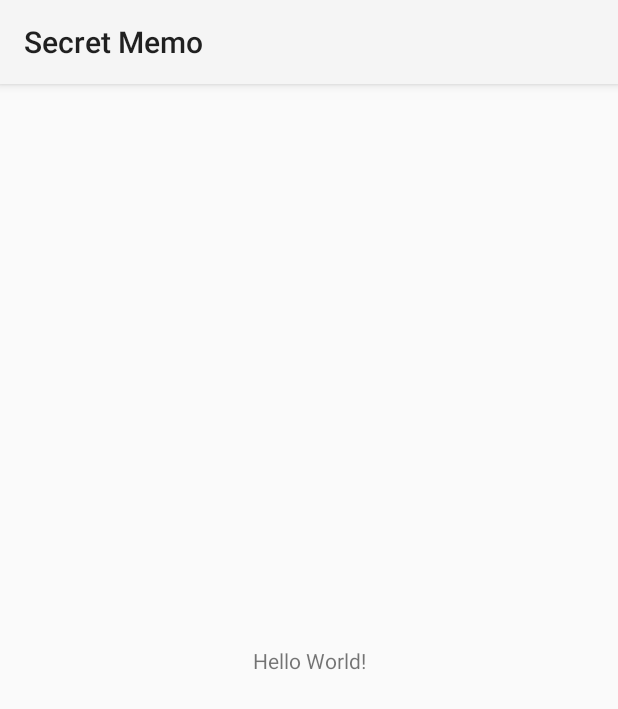
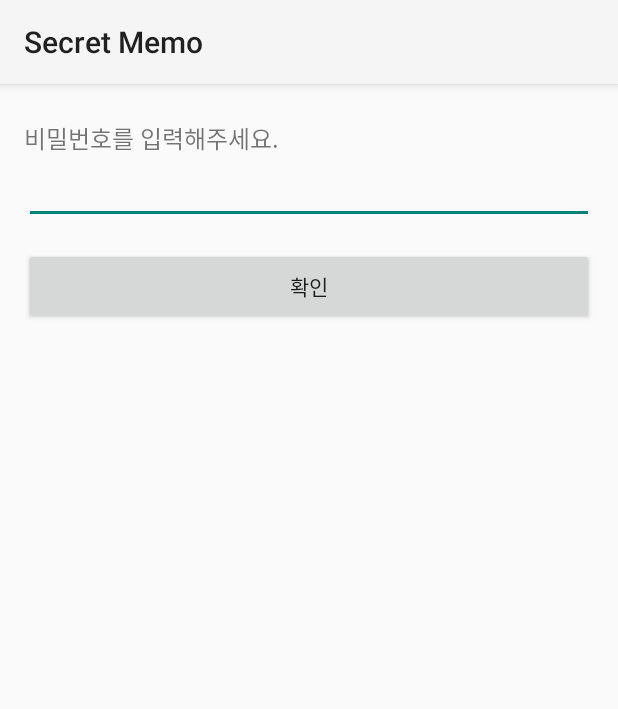
Before and after one commit to joseph-106/Secret_Memo_App, an Android app: the screen it shows after launch (MainActivity), on a phone screen of 412 x 824 dp. Shown: the top 709 px of the screen. Run offline under Robolectric (Android 15) with nearby library versions, the phone set to English and light mode, and no system bars.

Commit message:
비밀번호 입력 화면 레이아웃 구성

```diff
--- a/app/src/main/res/layout/activity_main.xml
+++ b/app/src/main/res/layout/activity_main.xml
@@ -7,12 +7,46 @@
     tools:context=".MainActivity">
 
     <TextView
+        android:id="@+id/textView"
         android:layout_width="wrap_content"
         android:layout_height="wrap_content"
-        android:text="Hello World!"
+        android:layout_marginStart="16dp"
+        android:layout_marginTop="24dp"
+        android:text="비밀번호를 입력해주세요."
+        android:textSize="16sp"
         app:layout_constraintBottom_toBottomOf="parent"
+        app:layout_constraintEnd_toEndOf="parent"
+        app:layout_constraintHorizontal_bias="0.0"
         app:layout_constraintLeft_toLeftOf="parent"
         app:layout_constraintRight_toRightOf="parent"
-        app:layout_constraintTop_toTopOf="parent" />
+        app:layout_constraintStart_toStartOf="parent"
+        app:layout_constraintTop_toTopOf="parent"
+        app:layout_constraintVertical_bias="0.0" />
+
+    <EditText
+        android:id="@+id/editTextNumberPassword"
+        android:layout_width="0dp"
+        android:layout_height="wrap_content"
+        android:layout_marginStart="16dp"
+        android:layout_marginEnd="16dp"
+        android:ems="10"
+        android:inputType="numberPassword"
+        app:layout_constraintEnd_toEndOf="parent"
+        app:layout_constraintStart_toStartOf="parent"
+        app:layout_constraintTop_toBottomOf="@+id/textView" />
+
+    <Button
+        android:id="@+id/button"
+        android:layout_width="0dp"
+        android:layout_height="51dp"
+        android:layout_marginStart="16dp"
+        android:layout_marginEnd="16dp"
+        android:text="확인"
+        app:layout_constraintBottom_toBottomOf="parent"
+        app:layout_constraintEnd_toEndOf="parent"
+        app:layout_constraintHorizontal_bias="0.551"
+        app:layout_constraintStart_toStartOf="parent"
+        app:layout_constraintTop_toBottomOf="@+id/editTextNumberPassword"
+        app:layout_constraintVertical_bias="0.026" />
 
 </androidx.constraintlayout.widget.ConstraintLayout>
```
